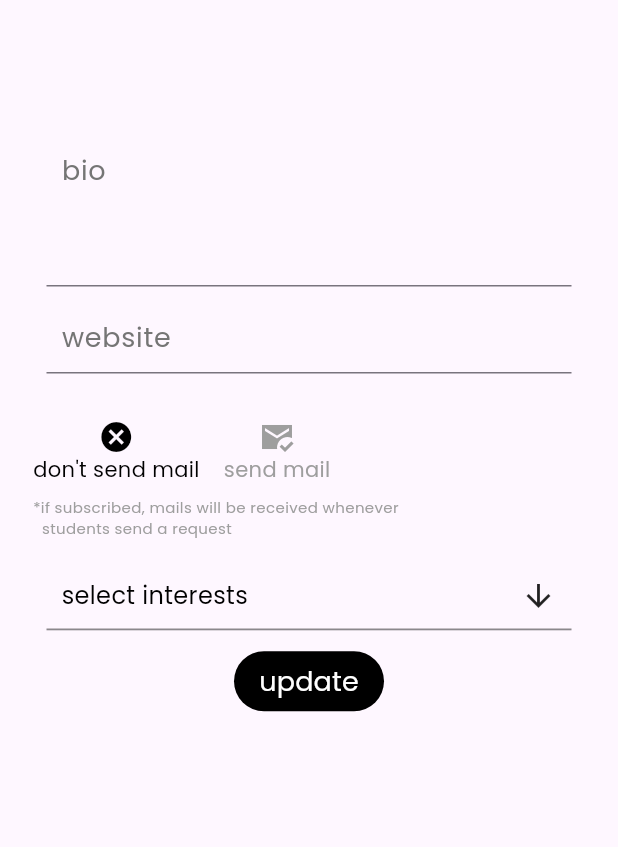
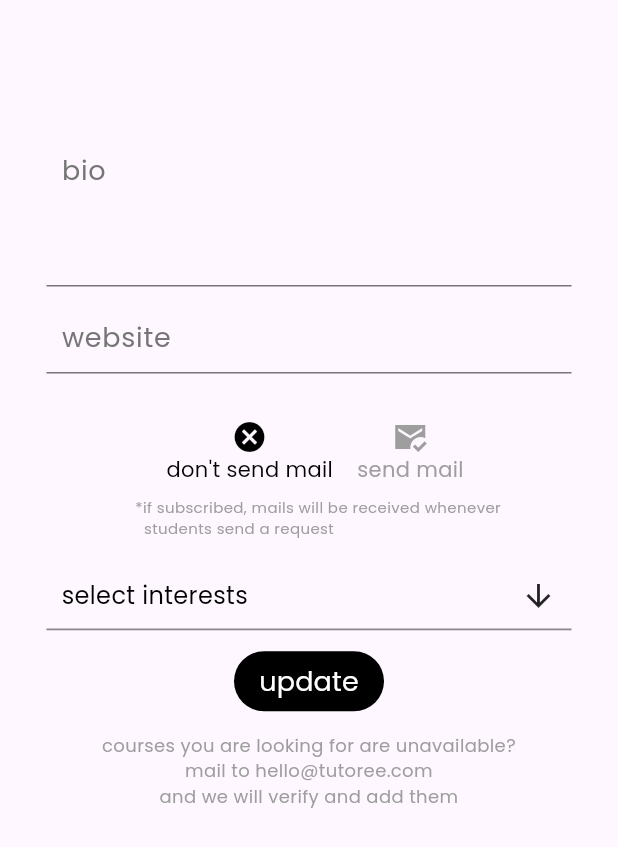
Before and after one commit to Pragades-Rajagopal/tutoree-app, a Flutter app: the TutorEditProfilePage screen opened directly with empty values, on a phone screen of 412 x 824 dp. Shown: the top 847 px of the screen. Run offline on Flutter 3.47's test engine with Material 3 defaults, Android fonts, the phone set to English and light mode, and no system bars; drawn by our look-alikes of multi_select_flutter; our stand-ins replace get, google_fonts, google_nav_bar, loading_indicator, shared_preferences; missing offline and left inert: linkfy_text; accounts and stored records are empty; statements that could not run were skipped.

Commit message:
changes to course and edit profile

```diff
--- a/lib/config/constants.dart
+++ b/lib/config/constants.dart
@@ -14,7 +14,7 @@ Map<String, String> endpoints = {
   "tutorProfile": "/api/tutor/profile",
   "feeduserData": "/api/feed-user",
   "studentListForTutor": "/api/tutor/request",
-  "course": "/api/courses",
+  "course": "/api/all-courses",
   "addStudentInterest": "/api/student/interest",
   "addTutorProfile": "/api/tutor/profile",
   "deactivate": "/api/deactivate",
@@ -72,25 +72,6 @@ Map<String, String> textFieldErrors = {
   'add_interest_mandatory': 'add atleast one interest'
 };
 
-var enabledBorder_ = OutlineInputBorder(
-  borderRadius: BorderRadius.circular(30.0),
-  borderSide: const BorderSide(
-    color: Colors.black,
-    width: 2.0,
-  ),
-);
-var focusedBorder_ = OutlineInputBorder(
-  borderRadius: BorderRadius.circular(30.0),
-  borderSide: const BorderSide(
-    color: Colors.black,
-    width: 2.0,
-  ),
-);
-
-var errorBorder_ = OutlineInputBorder(
-  borderRadius: BorderRadius.circular(30.0),
-  borderSide: const BorderSide(
-    color: Color(0xFFFF0000),
-    width: 2.0,
-  ),
-);
+Map<String, String> commonConfig = {
+  'support_email': 'hello@tutoree.com',
+};
--- a/lib/presentation/pages/tutor/edit_profile.dart
+++ b/lib/presentation/pages/tutor/edit_profile.dart
@@ -117,6 +117,7 @@ class _TutorEditProfilePageState extends State<TutorEditProfilePage> {
   Widget build(BuildContext context) {
     return Scaffold(
       body: SingleChildScrollView(
+        physics: const BouncingScrollPhysics(),
         padding: const EdgeInsets.fromLTRB(10, 90, 10, 40),
         child: Center(
           child: Column(
@@ -176,7 +177,8 @@ class _TutorEditProfilePageState extends State<TutorEditProfilePage> {
                 height: 20,
               ),
               Row(
-                crossAxisAlignment: CrossAxisAlignment.center,
+                // crossAxisAlignment: CrossAxisAlignment.center,
+                mainAxisAlignment: MainAxisAlignment.center,
                 children: [
                   _mailSubscriptionSelector(0,
                       text: "don't send mail", icon: Icons.cancel),
@@ -185,6 +187,7 @@ class _TutorEditProfilePageState extends State<TutorEditProfilePage> {
                 ],
               ),
               const Row(
+                mainAxisAlignment: MainAxisAlignment.center,
                 children: [
                   Padding(
                     padding: EdgeInsets.fromLTRB(12, 0, 0, 16),
@@ -284,7 +287,21 @@ class _TutorEditProfilePageState extends State<TutorEditProfilePage> {
                           height: 0,
                         ),
                       ),
-              )
+              ),
+              const SizedBox(
+                height: 10,
+              ),
+              Text(
+                'courses you are looking for are unavailable?\nmail to ${commonConfig["support_email"]}\nand we will verify and add them',
+                style: const TextStyle(
+                  color: Colors.grey,
+                  fontSize: 12,
+                ),
+                textAlign: TextAlign.center,
+              ),
+              const SizedBox(
+                height: 20,
+              ),
             ],
           ),
         ),
```
Also changed, not shown: lib/data/services/common_api_service.dart (+4 -3 lines), lib/presentation/pages/student/edit_profile.dart (+16 -1 lines), lib/presentation/utils/common_utils.dart (+23 -0 lines).
